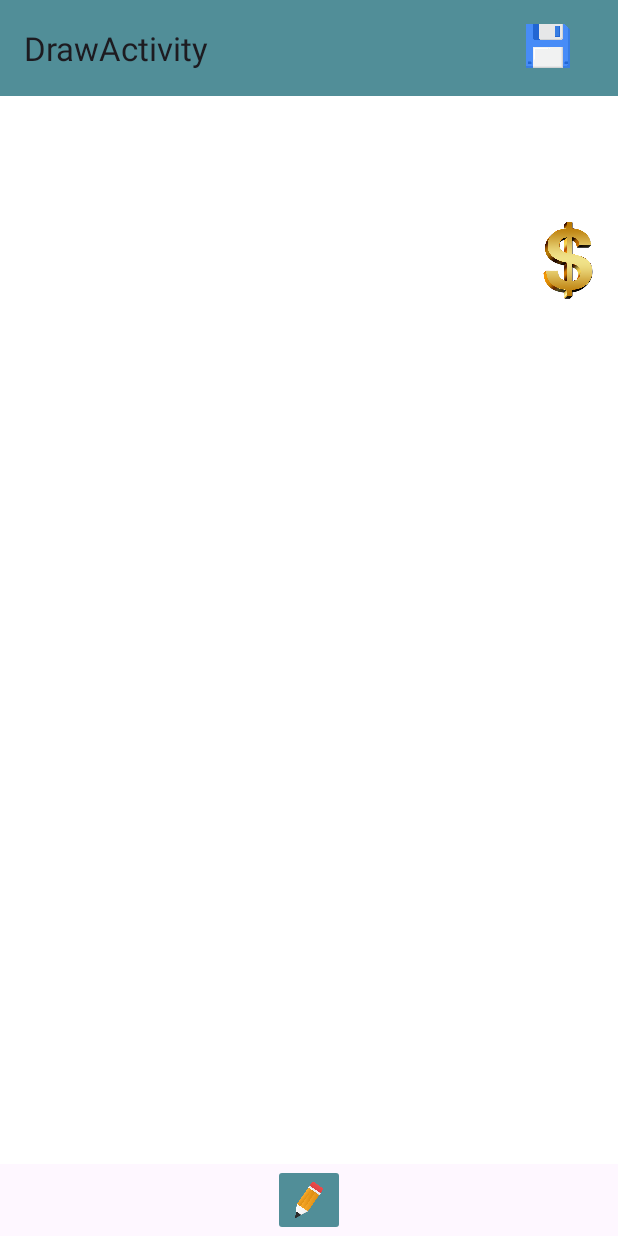
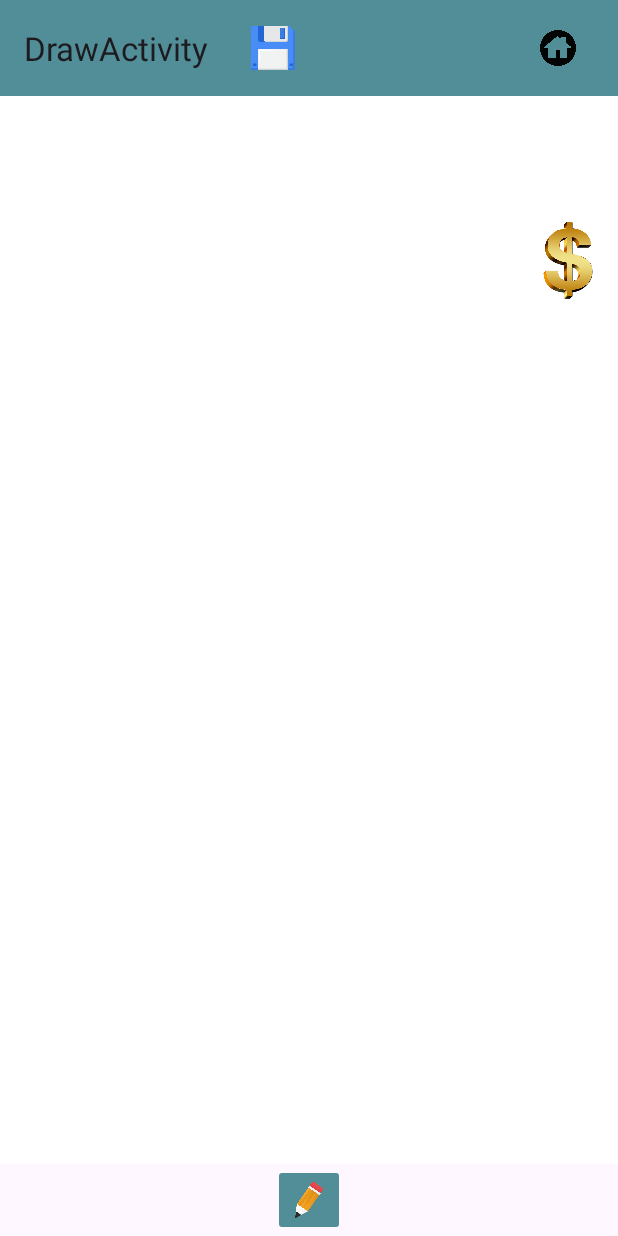
Before and after one commit to Patateon/Projet-Programmation-Mobile, an Android app: the DrawActivity screen opened directly, with no data from a screen before it, on a phone screen of 412 x 824 dp. Run offline under Robolectric (Android 15) with nearby library versions, the phone set to English and light mode, and no system bars; our stand-ins replace Firebase (no records; nobody signed in at launch, a user with empty details on screens opened directly); libraries missing offline, so code that uses them is left out: yuku.ambilwarna.

Commit message:
Dernière finitions

```diff
--- a/app/src/main/res/layout/draw_main.xml
+++ b/app/src/main/res/layout/draw_main.xml
@@ -9,6 +9,9 @@
 
 
     <!-- Bouton pour afficher les options -->
+
+    <!-- DrawingView -->
+
     <androidx.appcompat.widget.Toolbar
         android:id="@+id/toolbar"
         android:layout_width="0dp"
@@ -25,15 +28,27 @@
             android:id="@+id/toolbarImageButton"
             android:layout_width="48dp"
             android:layout_height="48dp"
+            android:layout_gravity="end"
+            android:layout_marginEnd="16dp"
             android:adjustViewBounds="true"
             android:backgroundTint="@color/blue_button"
+            android:contentDescription="@string/home"
             android:scaleType="fitCenter"
             android:src="@drawable/home"
-            android:layout_gravity="end"
-            android:layout_marginEnd="16dp" />
+            tools:layout_editor_absoluteX="257dp" />
+
+        <ImageButton
+            android:id="@+id/saveButton"
+            android:layout_width="77dp"
+            android:layout_height="61dp"
+            android:backgroundTint="@color/blue_button"
+            android:contentDescription="@string/save"
+            android:scaleType="fitCenter"
+            android:src="@drawable/save"
+            tools:layout_editor_absoluteY="0dp" />
+
     </androidx.appcompat.widget.Toolbar>
 
-    <!-- DrawingView -->
     <com.main.projet_programmation_mobile.activity.DrawingView
         android:id="@+id/drawingView"
         android:layout_width="0dp"
@@ -183,20 +198,5 @@
         app:layout_constraintTop_toTopOf="parent"
         app:layout_constraintVertical_bias="0.178" />
 
-    <ImageButton
-        android:id="@+id/saveButton"
-        android:layout_width="77dp"
-        android:layout_height="61dp"
-        android:layout_marginStart="323dp"
-        android:backgroundTint="@color/blue_button"
-        android:scaleType="fitCenter"
-        android:src="@drawable/save"
-        android:contentDescription="@string/save"
-        app:layout_constraintBottom_toBottomOf="@+id/toolbar"
-        app:layout_constraintEnd_toEndOf="@+id/toolbar"
-        app:layout_constraintHorizontal_bias="0.272"
-        app:layout_constraintStart_toStartOf="@+id/toolbar"
-        app:layout_constraintTop_toTopOf="@+id/toolbar"
-        app:layout_constraintVertical_bias="0.0" />
 
 </androidx.constraintlayout.widget.ConstraintLayout>
--- a/app/src/main/res/values/strings.xml
+++ b/app/src/main/res/values/strings.xml
@@ -37,5 +37,6 @@
     <string name="se_connecter">Se connecter</string>
     <string name="cr_er_un_compte">Créer un compte</string>
     <string name="save">Save</string>
+    <string name="home">home</string>
 
 </resources>
```
